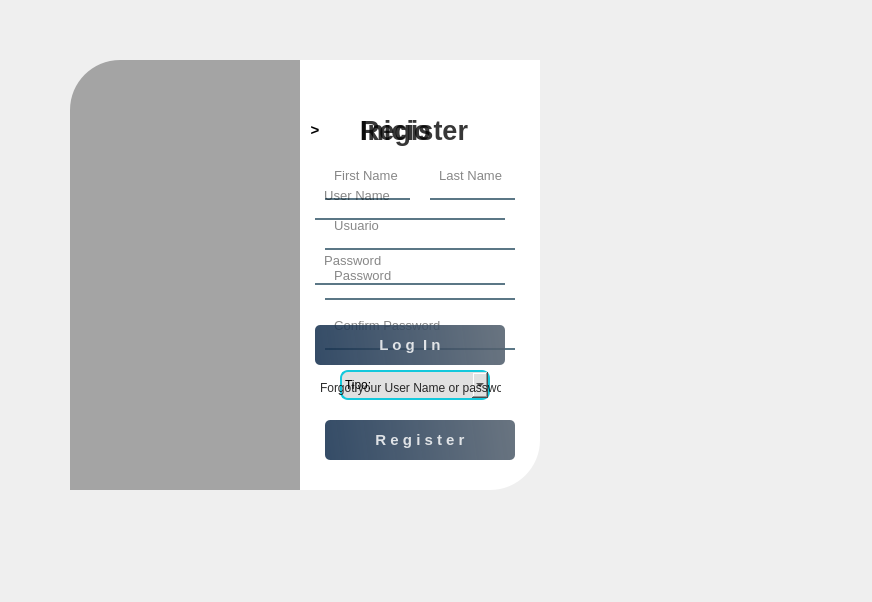
DanielSajvin/Proyecto_basedatos, file View/loginUi.ui: the form before one commit.
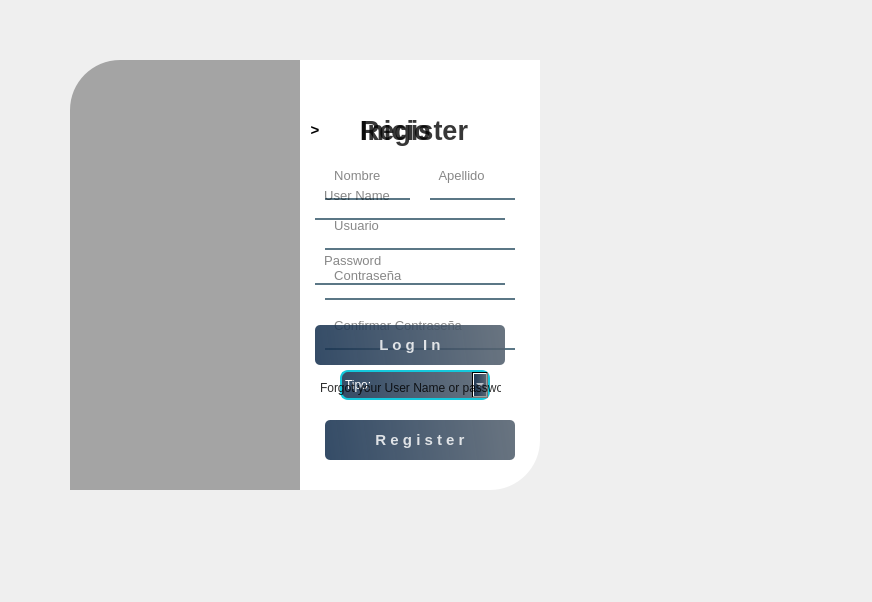
The form after the commit. Icons and pictures are not drawn.

Commit message: nueva interfaz

The edit to the form file:
```diff
--- a/View/loginUi.ui
+++ b/View/loginUi.ui
@@ -121,7 +121,7 @@
       <rect>
        <x>50</x>
        <y>10</y>
-       <width>121</width>
+       <width>171</width>
        <height>40</height>
       </rect>
      </property>
@@ -189,7 +189,7 @@
 padding-bottom:7px;</string>
      </property>
      <property name="placeholderText">
-      <string>  First Name</string>
+      <string>  Nombre</string>
      </property>
     </widget>
     <widget class="QPushButton" name="btn_register">
@@ -246,7 +246,7 @@
 padding-bottom:7px;</string>
      </property>
      <property name="placeholderText">
-      <string>  Last Name</string>
+      <string>  Apellido</string>
      </property>
     </widget>
     <widget class="QLineEdit" name="lnx_password_2">
@@ -274,7 +274,7 @@
       <enum>QLineEdit::Password</enum>
      </property>
      <property name="placeholderText">
-      <string>  Password</string>
+      <string>  Contraseña</string>
      </property>
     </widget>
     <widget class="QLineEdit" name="lnx_confirm_password">
@@ -302,7 +302,7 @@
       <enum>QLineEdit::Password</enum>
      </property>
      <property name="placeholderText">
-      <string>  Confirm Password</string>
+      <string>  Confirmar Contraseña</string>
      </property>
     </widget>
     <widget class="QComboBox" name="cb_min">
@@ -323,9 +323,11 @@
      <property name="styleSheet">
       <string notr="true">border: 2px solid #14c8dc;
 border-radius: 8px;
-color: rgb(0, 0, 0);
-background-color:rgb(225,225,225);
-font: 75 12pt&quot;Times New Roman&quot;;</string>
+color: rgb(255, 255, 255);
+background-color:qlineargradient(spread:pad, x1:0, y1:0.505682, x2:1, y2:0.477, stop:0 rgba(20, 47, 78, 219), stop:1 rgba(85, 98, 112, 226));
+font: 75 12pt&quot;Times New Roman&quot;;
+
+</string>
      </property>
      <item>
       <property name="text">
@@ -370,7 +372,7 @@
       <rect>
        <x>60</x>
        <y>10</y>
-       <width>121</width>
+       <width>141</width>
        <height>41</height>
       </rect>
      </property>
```
The commit also changes 4 other files.
